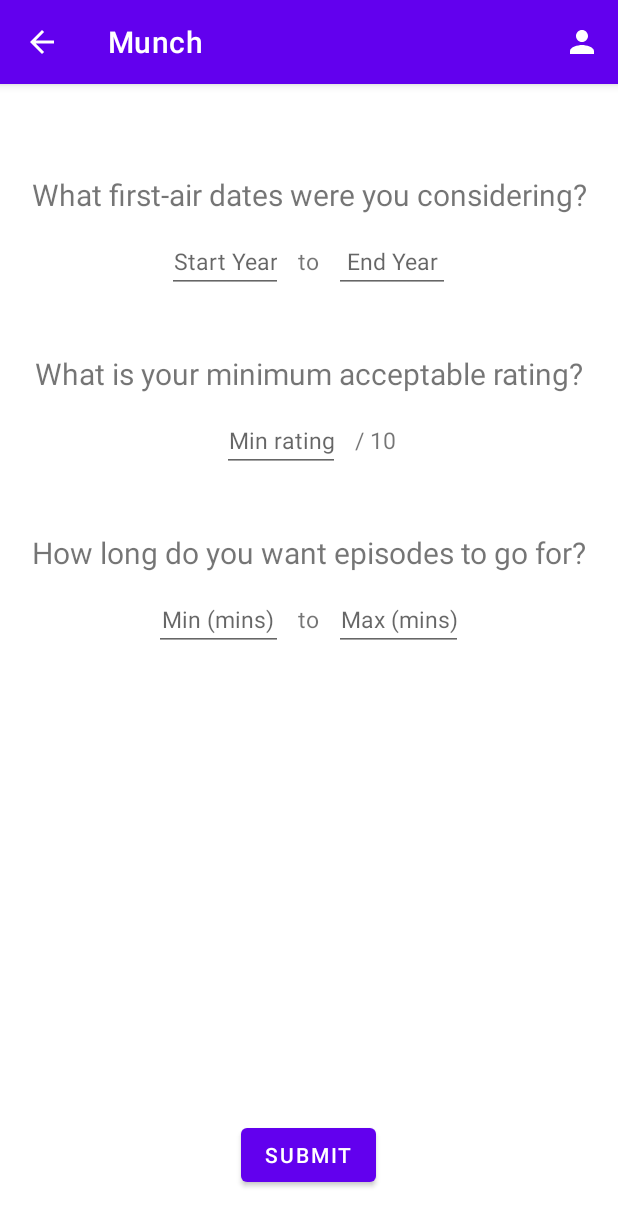
After one commit to keithpang1238/Munch, an Android app: the fragment SearchMovieYearFragment placed in its activity, on a phone screen of 412 x 824 dp. The commit adds this screen. Shown: the top 1226 px of the screen. Run offline under Robolectric (Android 15) with nearby library versions, the phone set to English and light mode, and no system bars; our stand-ins replace Firebase (no records; nobody signed in at launch, a user with empty details on screens opened directly); network calls fail; 1 statement that could not run was skipped.

Commit message:
Add filters for release year, min rating and runtime

```diff
--- /dev/null
+++ b/app/src/main/java/com/example/munch/SearchMovieYearFragment.java
@@ -0,0 +1,123 @@
+package com.example.munch;
+
+import android.app.Activity;
+import android.os.Bundle;
+
+import androidx.fragment.app.Fragment;
+
+import android.view.LayoutInflater;
+import android.view.View;
+import android.view.ViewGroup;
+import android.widget.Button;
+import android.widget.EditText;
+import android.widget.TextView;
+
+/**
+ * A simple {@link Fragment} subclass.
+ * Use the {@link SearchMovieYearFragment#newInstance} factory method to
+ * create an instance of this fragment.
+ */
+public class SearchMovieYearFragment extends Fragment implements View.OnClickListener{
+
+    // TODO: Rename parameter arguments, choose names that match
+    // the fragment initialization parameters, e.g. ARG_ITEM_NUMBER
+    private static final String ARG_PARAM1 = "isMovie";
+
+    // TODO: Rename and change types of parameters
+    private Boolean isMovie;
+    private FragmentClickListener listener;
+
+    public SearchMovieYearFragment() {
+        // Required empty public constructor
+    }
+
+    /**
+     * Use this factory method to create a new instance of
+     * this fragment using the provided parameters.
+     * @return A new instance of fragment SearchMovieYearFragment.
+     */
+    // TODO: Rename and change types and number of parameters
+    public static SearchMovieYearFragment newInstance(Boolean isMovie) {
+        SearchMovieYearFragment fragment = new SearchMovieYearFragment();
+        Bundle args = new Bundle();
+        args.putBoolean(ARG_PARAM1, isMovie);
+        fragment.setArguments(args);
+        return fragment;
+    }
+
+    @Override
+    public void onCreate(Bundle savedInstanceState) {
+        super.onCreate(savedInstanceState);
+        if (getArguments() != null) {
+            isMovie = getArguments().getBoolean(ARG_PARAM1);
+        }
+    }
+
+    @Override
+    public View onCreateView(LayoutInflater inflater, ViewGroup container,
+                             Bundle savedInstanceState) {
+        // Inflate the layout for this fragment
+        View root =  inflater.inflate(R.layout.fragment_search_movie_year, container, false);
+        Activity activity = getActivity();
+        root.post(new Runnable() {
+            @Override
+            public void run() {
+                EditText startYearTxt = activity.findViewById(R.id.startYearTxt);
+                EditText endYearTxt = activity.findViewById(R.id.endYearTxt);
+                EditText minTimeTxt = activity.findViewById(R.id.minTimeTxt);
+                EditText maxTimeTxt = activity.findViewById(R.id.maxTimeTxt);
+
+                System.out.println(startYearTxt.getMeasuredWidth());
+
+                if (startYearTxt.getMeasuredWidth() > endYearTxt.getMeasuredWidth()) {
+                    endYearTxt.setWidth(startYearTxt.getMeasuredWidth());
+                } else {
+                    startYearTxt.setWidth(endYearTxt.getMeasuredWidth());
+                }
+
+                if (minTimeTxt.getMeasuredWidth() > maxTimeTxt.getMeasuredWidth()) {
+                    maxTimeTxt.setWidth(minTimeTxt.getMeasuredWidth());
+                } else {
+                    minTimeTxt.setWidth(maxTimeTxt.getMeasuredWidth());
+                }
+            }
+        });
+
+        return root;
+    }
+
+    @Override
+    public void onViewCreated(View view, Bundle savedInstanceState) {
+        super.onViewCreated(view, savedInstanceState);
+        Activity activity = getActivity();
+        if (activity != null) {
+            TextView yearText = activity.findViewById(R.id.yearText);
+            TextView ratingText = activity.findViewById(R.id.ratingText);
+            TextView runtimeText = activity.findViewById(R.id.runtimeText);
+            Button submitBtn = activity.findViewById(R.id.submitBtn);
+
+            submitBtn.setOnClickListener(this);
+
+            ratingText.setText("What is your minimum acceptable rating?");
+            if (isMovie) {
+                yearText.setText("What release dates were you considering?");
+                runtimeText.setText("How long do you want the movie to go for?");
+            } else {
+                yearText.setText("What first-air dates were you considering?");
+                runtimeText.setText("How long do you want episodes to go for?");
+            }
+        }
+    }
+
+    public void setOnClickListener(FragmentClickListener listener)
+    {
+        this.listener = listener;
+    }
+
+    @Override
+    public void onClick(View view) {
+        if (listener != null) {
+            listener.onClick(view);
+        }
+    }
+}
--- a/app/src/main/res/layout/activity_home.xml
+++ b/app/src/main/res/layout/activity_home.xml
@@ -28,7 +28,7 @@
         <Button
             android:layout_width="match_parent"
             android:layout_height="wrap_content"
-            android:text="Find a movie"
+            android:text="Find a show"
             android:layout_marginRight="75dp"
             android:layout_marginLeft="75dp"
             android:id="@+id/searchShowBtn"/>
@@ -36,7 +36,7 @@
         <Button
             android:layout_width="match_parent"
             android:layout_height="wrap_content"
-            android:text="Let RNGesus Decide"
+            android:text="I'm feeling lucky"
             android:layout_below="@id/searchShowBtn"
             android:layout_marginTop="20dp"
             android:layout_marginRight="75dp"
--- a/app/src/main/res/layout/activity_main.xml
+++ b/app/src/main/res/layout/activity_main.xml
@@ -37,7 +37,8 @@
         android:text="Login"
         android:layout_below="@id/passwordEdit"
         android:layout_centerHorizontal="true"
-        android:layout_marginTop="20dp"/>
+        android:layout_marginTop="30dp"/>
+
     </RelativeLayout>
 
 
--- a/app/src/main/res/layout/activity_search_movie.xml
+++ b/app/src/main/res/layout/activity_search_movie.xml
@@ -10,6 +10,6 @@
         android:id="@+id/movie_content_frame"
         android:layout_centerInParent="true"
         android:layout_width="match_parent"
-        android:layout_height="wrap_content" />
+        android:layout_height="match_parent" />
 
 </RelativeLayout>
--- /dev/null
+++ b/app/src/main/res/layout/fragment_search_movie_year.xml
@@ -0,0 +1,170 @@
+<?xml version="1.0" encoding="utf-8"?>
+<FrameLayout xmlns:android="http://schemas.android.com/apk/res/android"
+    xmlns:tools="http://schemas.android.com/tools"
+    android:layout_width="match_parent"
+    android:layout_height="match_parent"
+    tools:context=".SearchMovieYearFragment"
+    android:layout_gravity="center">
+
+    <RelativeLayout
+        android:layout_width="match_parent"
+        android:layout_height="match_parent"
+        >
+
+        <TextView
+            android:layout_width="match_parent"
+            android:layout_height="wrap_content"
+            android:textAlignment="center"
+            android:layout_marginBottom="10dp"
+            android:layout_marginTop="60dp"
+            android:textSize="20sp"
+            android:id="@+id/yearText">
+        </TextView>
+
+        <LinearLayout
+            android:layout_width="wrap_content"
+            android:layout_height="wrap_content"
+            android:id="@+id/yearLayout"
+            android:layout_below="@id/yearText"
+            android:orientation="horizontal"
+            android:layout_marginRight="40dp"
+            android:layout_marginLeft="40dp"
+            android:layout_centerHorizontal="true"
+            >
+
+            <EditText
+                android:layout_width="wrap_content"
+                android:layout_height="wrap_content"
+                android:id="@+id/startYearTxt"
+                android:hint="Start Year"
+                android:layout_marginEnd="10dp"
+                android:inputType="number"
+                android:textSize="15sp"
+                android:textAlignment="center"/>
+
+            <TextView
+                android:layout_width="wrap_content"
+                android:layout_height="match_parent"
+                android:text="to"
+                android:gravity="center"
+                android:textSize="15sp"/>
+
+            <EditText
+                android:layout_width="wrap_content"
+                android:layout_height="wrap_content"
+                android:id="@+id/endYearTxt"
+                android:hint="End Year"
+                android:layout_marginStart="10dp"
+                android:inputType="number"
+                android:textSize="15sp"
+                android:textAlignment="center"/>
+
+        </LinearLayout>
+
+        <TextView
+            android:layout_width="match_parent"
+            android:layout_height="wrap_content"
+            android:textAlignment="center"
+            android:layout_marginBottom="10dp"
+            android:layout_marginTop="40dp"
+            android:id="@+id/ratingText"
+            android:textSize="20sp"
+            android:layout_below="@+id/yearLayout">
+        </TextView>
+
+        <LinearLayout
+            android:layout_width="wrap_content"
+            android:layout_height="wrap_content"
+            android:id="@+id/ratingLayout"
+            android:layout_below="@id/ratingText"
+            android:orientation="horizontal"
+            android:layout_centerHorizontal="true"
+            android:layout_marginRight="60dp"
+            android:layout_marginLeft="60dp">
+
+            <EditText
+                android:layout_width="wrap_content"
+                android:layout_height="wrap_content"
+                android:id="@+id/minRatingTxt"
+                android:layout_weight="3"
+                android:hint="Min rating"
+                android:inputType="numberDecimal"
+                android:textSize="15sp"
+                android:textAlignment="center"/>
+
+            <TextView
+                android:layout_width="wrap_content"
+                android:layout_height="match_parent"
+                android:text="/ 10"
+                android:layout_marginStart="10dp"
+                android:gravity="center"
+                android:layout_weight="4"
+                android:textSize="15sp"/>
+
+        </LinearLayout>
+
+        <TextView
+            android:layout_width="match_parent"
+            android:layout_height="wrap_content"
+            android:textAlignment="center"
+            android:id="@+id/runtimeText"
+            android:layout_marginBottom="10dp"
+            android:layout_marginTop="40dp"
+            android:textSize="20sp"
+            android:layout_below="@+id/ratingLayout">
+        </TextView>
+
+        <LinearLayout
+            android:layout_width="wrap_content"
+            android:layout_height="wrap_content"
+            android:id="@+id/runtimeLayout"
+            android:layout_below="@id/runtimeText"
+            android:orientation="horizontal"
+            android:layout_marginRight="40dp"
+            android:layout_marginLeft="40dp"
+            android:layout_centerHorizontal="true">
+
+            <EditText
+                android:layout_width="wrap_content"
+                android:layout_height="wrap_content"
+                android:id="@+id/minTimeTxt"
+                android:layout_weight="2"
+                android:hint="Min (mins)"
+                android:layout_marginEnd="10dp"
+                android:inputType="number"
+                android:textSize="15sp"
+                android:textAlignment="center"/>
+
+            <TextView
+                android:layout_width="wrap_content"
+                android:layout_height="match_parent"
+                android:text="to"
+                android:gravity="center"
+                android:layout_weight="3"
+                android:textSize="15sp"/>
+
+            <EditText
+                android:layout_width="wrap_content"
+                android:layout_height="wrap_content"
+                android:id="@+id/maxTimeTxt"
+                android:layout_weight="2"
+                android:hint="Max (mins)"
+                android:layout_marginStart="10dp"
+                android:inputType="number"
+                android:textSize="15sp"
+                android:textAlignment="center"/>
+
+        </LinearLayout>
+
+    </RelativeLayout>
+
+    <Button
+        android:layout_width="wrap_content"
+        android:layout_height="wrap_content"
+        android:text="Submit"
+        android:layout_marginBottom="30dp"
+        android:layout_gravity="center_horizontal|bottom"
+        android:id="@+id/submitBtn"/>
+
+
+</FrameLayout>
--- a/app/src/main/res/layout/fragment_search_show_type.xml
+++ b/app/src/main/res/layout/fragment_search_show_type.xml
@@ -4,12 +4,15 @@
     android:layout_width="match_parent"
     android:layout_height="wrap_content"
     android:layout_centerInParent="true"
+    android:layout_gravity="center"
     tools:context=".SearchMovieTypeFragment">
+
     <TextView
         android:layout_width="match_parent"
         android:layout_height="wrap_content"
         android:text="Movie or TV show today?"
         android:textAlignment="center"
+        android:textSize="20dp"
         android:layout_marginBottom="20dp"
         android:id="@+id/typeText">
     </TextView>
@@ -48,4 +51,5 @@
         </Button>
 
     </LinearLayout>
+
 </RelativeLayout>
```
Also changed, not shown: app/src/main/java/com/example/munch/RandomShowActivity.java (+13 -14 lines), app/src/main/java/com/example/munch/SearchMovieActivity.java (+118 -22 lines), app/src/main/res/layout/fragment_search_movie_provider.xml (+3 -8 lines), app/src/main/res/layout/fragment_search_show_genre.xml (+3 -8 lines). Lines whose indentation alone changed are shown as unchanged.
